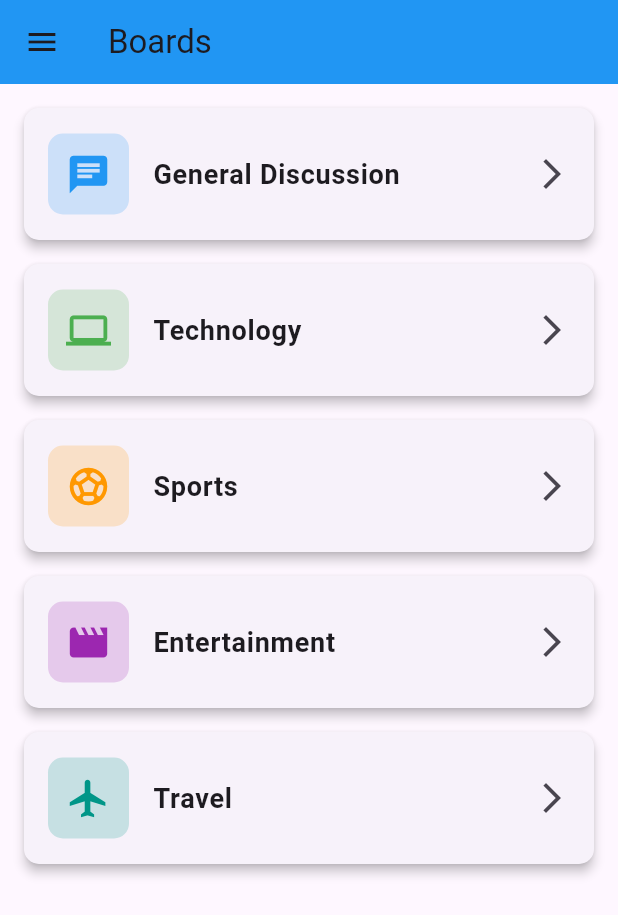
After one commit to princeampofo/messageboard, a Flutter app: the HomeScreen screen opened directly, on a phone screen of 412 x 824 dp. The commit adds this screen. Shown: the top 915 px of the screen. Run offline on Flutter 3.47's test engine with Material 3 defaults, Android fonts, the phone set to English and light mode, and no system bars; our stand-ins replace cloud_firestore, firebase_auth, firebase_core; accounts and stored records are empty; generated files the repository leaves out were written again.

Commit message:
(feat): added message board screen

```diff
--- /dev/null
+++ b/lib/screens/home.dart
@@ -0,0 +1,182 @@
+import 'package:flutter/material.dart';
+import 'package:firebase_auth/firebase_auth.dart';
+import 'board.dart';
+
+class HomeScreen extends StatelessWidget {
+  final FirebaseAuth auth = FirebaseAuth.instance;
+
+  // List of message boards
+  final List<Map<String, dynamic>> messageBoards = [
+    {
+      'name': 'General Discussion',
+      'icon': Icons.chat,
+      'color': Colors.blue,
+    },
+    {
+      'name': 'Technology',
+      'icon': Icons.computer,
+      'color': Colors.green,
+    },
+    {
+      'name': 'Sports',
+      'icon': Icons.sports_soccer,
+      'color': Colors.orange,
+    },
+    {
+      'name': 'Entertainment',
+      'icon': Icons.movie,
+      'color': Colors.purple,
+    },
+    {
+      'name': 'Travel',
+      'icon': Icons.flight,
+      'color': Colors.teal,
+    },
+  ];
+
+  HomeScreen({super.key});
+
+  @override
+  Widget build(BuildContext context) {
+    return Scaffold(
+      appBar: AppBar(
+        title: Text('Boards'),
+        backgroundColor: Colors.blue,
+      ),
+
+      // Side navigation drawer
+      drawer: Drawer(
+        child: ListView(
+          padding: EdgeInsets.zero,
+          children: [
+            // Drawer header
+            DrawerHeader(
+              decoration: BoxDecoration(
+                color: Colors.blue,
+              ),
+              child: Column(
+                crossAxisAlignment: CrossAxisAlignment.start,
+                children: [
+                  Icon(
+                    Icons.message,
+                    size: 60,
+                    color: Colors.white,
+                  ),
+                  SizedBox(height: 10),
+                  Text(
+                    'Message Board',
+                    style: TextStyle(
+                      color: Colors.white,
+                      fontSize: 20,
+                      fontWeight: FontWeight.bold,
+                    ),
+                  ),
+                  Text(
+                    auth.currentUser?.email ?? 'Guest User',
+                    style: TextStyle(
+                      color: Colors.white70,
+                      fontSize: 14,
+                    ),
+                  ),
+                ],
+              ),
+            ),
+
+            // Home option
+            ListTile(
+              leading: Icon(Icons.home),
+              title: Text('Boards'),
+              onTap: () {
+                Navigator.pop(context); // Close drawer
+              },
+            ),
+
+            // Profile option
+            ListTile(
+              leading: Icon(Icons.person),
+              title: Text('Profile'),
+              onTap: () {
+                Navigator.pop(context);
+                Navigator.push(
+                  context,
+                  MaterialPageRoute(builder: (context) => Scaffold()),
+                );
+              },
+            ),
+
+            // Settings option
+            ListTile(
+              leading: Icon(Icons.settings),
+              title: Text('Settings'),
+              onTap: () {
+                Navigator.pop(context);
+                Navigator.push(
+                  context,
+                  MaterialPageRoute(builder: (context) =>  Scaffold()),
+                );
+              },
+            ),
+          ],
+        ),
+      ),
+
+      // Message boards list
+      body: ListView.builder(
+        padding: EdgeInsets.all(16),
+        itemCount: messageBoards.length,
+        itemBuilder: (context, index) {
+          final board = messageBoards[index];
+          return Card(
+            elevation: 3,
+            margin: EdgeInsets.only(bottom: 16),
+            shape: RoundedRectangleBorder(
+              borderRadius: BorderRadius.circular(10),
+            ),
+            child: ListTile(
+              contentPadding: EdgeInsets.all(16),
+
+              // Board icon
+              leading: Container(
+                padding: EdgeInsets.all(12),
+                decoration: BoxDecoration(
+                  color: board['color'].withOpacity(0.2),
+                  borderRadius: BorderRadius.circular(10),
+                ),
+                child: Icon(
+                  board['icon'],
+                  color: board['color'],
+                  size: 30,
+                ),
+              ),
+
+              // Board name
+              title: Text(
+                board['name'],
+                style: TextStyle(
+                  fontSize: 18,
+                  fontWeight: FontWeight.bold,
+                ),
+              ),
+
+              // Arrow icon
+              trailing: Icon(Icons.arrow_forward_ios),
+
+              // On tap, open chat screen
+              onTap: () {
+                Navigator.push(
+                  context,
+                  MaterialPageRoute(
+                    builder: (context) =>  BoardScreen(
+                      boardName: board['name'],
+                      boardColor: board['color'],
+                    ),
+                  ),
+                );
+              },
+            ),
+          );
+        },
+      ),
+    );
+  }
+}
--- a/lib/screens/splash.dart
+++ b/lib/screens/splash.dart
@@ -18,7 +18,7 @@ class _SplashScreenState extends State<SplashScreen> {
     Timer(Duration(seconds: 2), () {
       Navigator.pushReplacement(
         context,
-        MaterialPageRoute(builder: (context) => LoginScreen()),
+        MaterialPageRoute(builder: (context) => SignInScreen()),
       );
     });
   }
```
Also changed, not shown: lib/screens/board.dart (added, +205 -0 lines), lib/screens/signin.dart (+7 -8 lines), lib/screens/signup.dart (+6 -7 lines).
